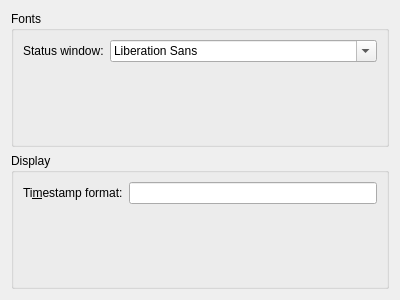
Qt form src/ui/settings/appearancesettingswidget.ui (nilsding/IrrerrC) before a commit.
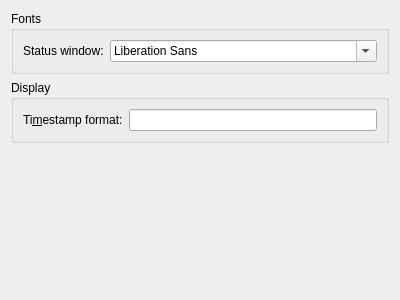
The same form after that commit.

What changed in the file:
```diff
--- a/src/ui/settings/appearancesettingswidget.ui
+++ b/src/ui/settings/appearancesettingswidget.ui
@@ -66,6 +66,19 @@
      </layout>
     </widget>
    </item>
+   <item>
+    <spacer name="verticalSpacer">
+     <property name="orientation">
+      <enum>Qt::Vertical</enum>
+     </property>
+     <property name="sizeHint" stdset="0">
+      <size>
+       <width>20</width>
+       <height>40</height>
+      </size>
+     </property>
+    </spacer>
+   </item>
   </layout>
  </widget>
  <resources/>
```
